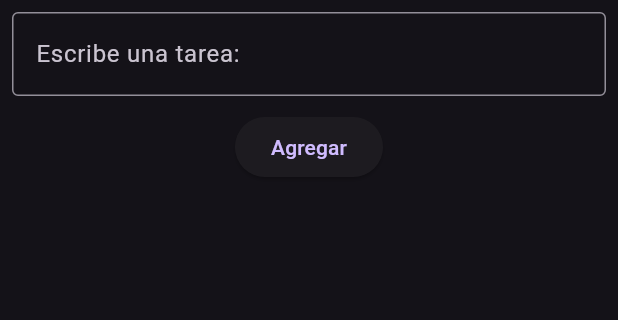
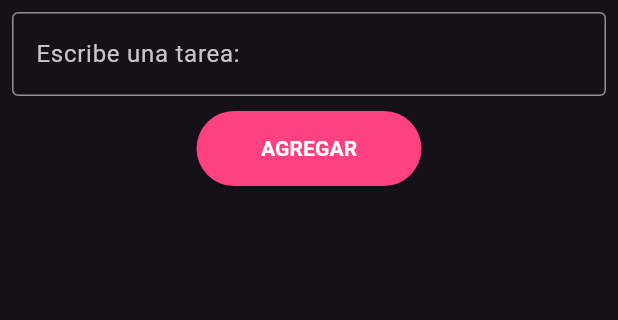
Before and after one commit to ning3n/toDoList_Flutter, a Flutter app: the screen it shows after launch, on a phone screen of 412 x 824 dp, the part 84-404 px from its top. Run offline on Flutter 3.47's test engine with Material 3 defaults, Android fonts, the phone set to English and light mode, and no system bars.

Commit message:
changed the app styling

```diff
--- a/lib/screens/lista_tareas_screen.dart
+++ b/lib/screens/lista_tareas_screen.dart
@@ -45,7 +45,11 @@ class _ListaTareasState extends State<ListaTareas> {
               ),
             ),
             SizedBox(height: 10),
-            ElevatedButton(onPressed: _agregarTarea, child: Text('Agregar')),
+            SizedBox(
+              height: 50,
+              width: 150,
+              child: ElevatedButton(onPressed: _agregarTarea, style:ElevatedButton.styleFrom(backgroundColor: Colors.pinkAccent, foregroundColor: Colors.white), child: Text('AGREGAR', style: TextStyle(fontWeight: FontWeight.bold),))
+            ),
             SizedBox(height: 20),
             Expanded(
               child: ListView.builder(
@@ -53,7 +57,7 @@ class _ListaTareasState extends State<ListaTareas> {
                 itemBuilder: (context, index){
                   return ListTile(
                     title: Text(_tareas[index]),
-                    trailing: IconButton(icon: Icon(Icons.delete), onPressed: () => _eliminarTarea(index))
+                    trailing: IconButton(icon: Icon(Icons.delete), onPressed: () => _eliminarTarea(index)),
                   );
                 }
                 ),
```
